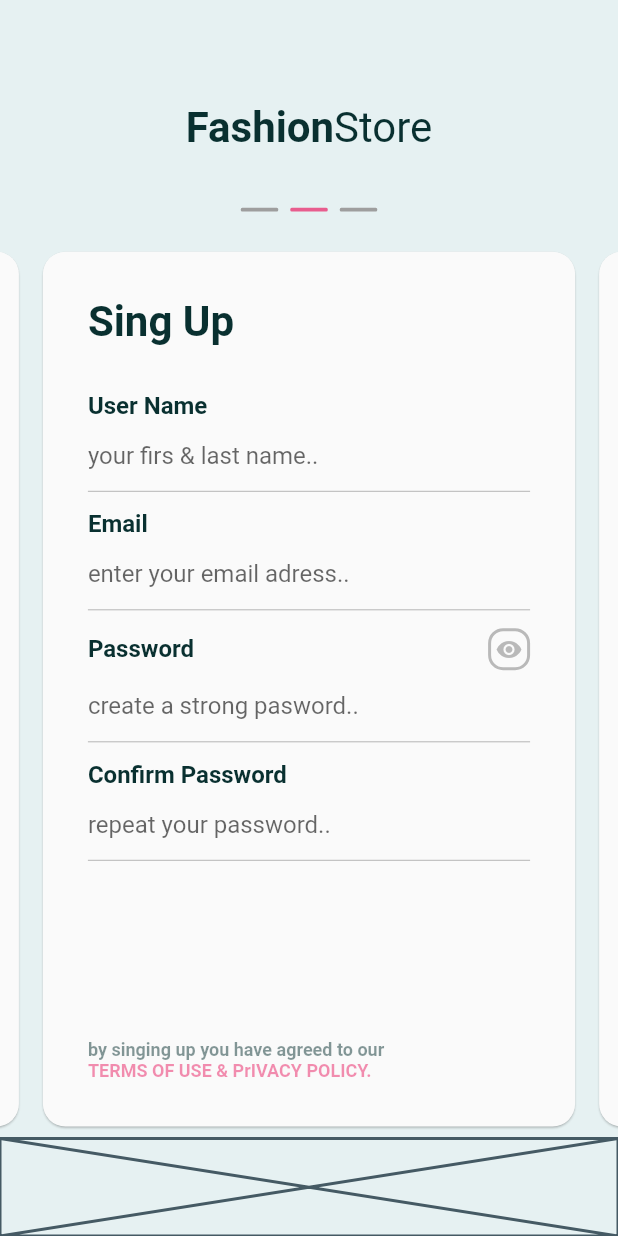
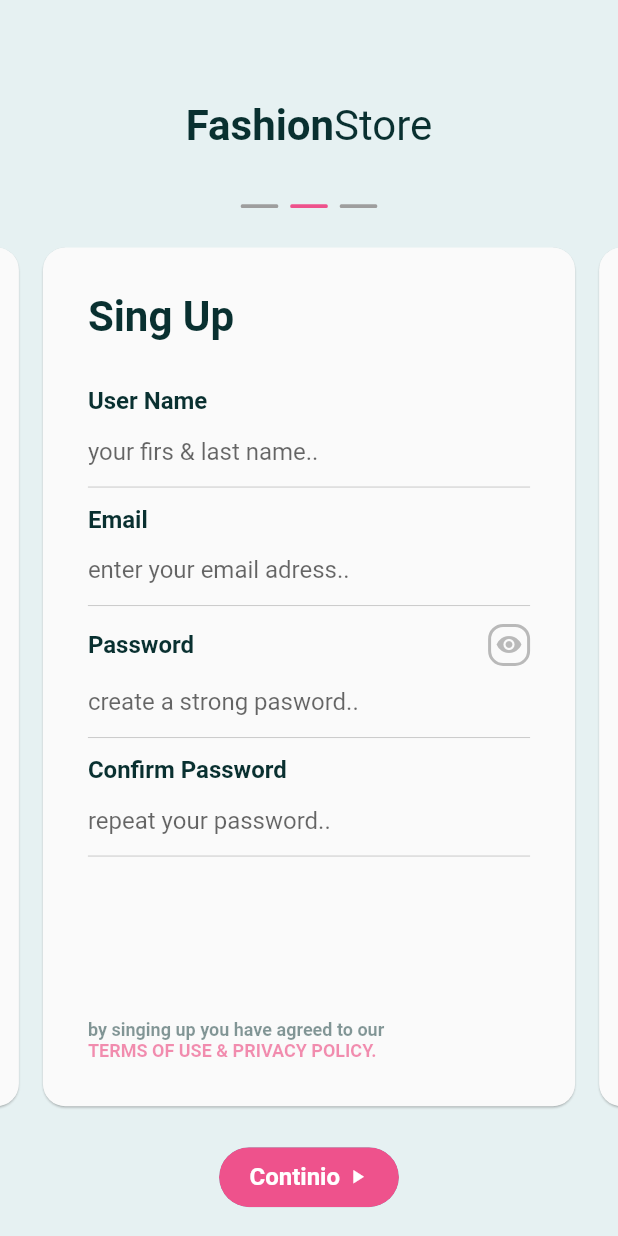
Before and after one commit to yusufexak/FashionStoreLoginDesing, a Flutter app: the screen it shows after launch, swiped to page 2, on a phone screen of 412 x 824 dp. Run offline on Flutter 3.47's test engine with Material 2 defaults, Android fonts, the phone set to English and light mode, and no system bars; drawn by our look-alikes of smooth_page_indicator; our stand-ins replace flutter_svg, google_fonts; Roboto replaces fonts that are missing (Abel).

Commit message:
continue button added

```diff
--- a/lib/Components/joinwith_card.dart
+++ b/lib/Components/joinwith_card.dart
@@ -62,7 +62,7 @@ class JoinCard extends StatelessWidget {
                             fontSize: 12),
                       ),
                       Text(
-                        "TERMS OF USE & PrIVACY POLICY.",
+                        "TERMS OF USE & PRIVACY POLICY.",
                         style: th.headline1.copyWith(
                             color: Colors.pink.withOpacity(.5), fontSize: 12),
                       ),
--- a/lib/Components/singup_card.dart
+++ b/lib/Components/singup_card.dart
@@ -63,7 +63,7 @@ class SingUpCard extends StatelessWidget {
                             fontSize: 12),
                       ),
                       Text(
-                        "TERMS OF USE & PrIVACY POLICY.",
+                        "TERMS OF USE & PRIVACY POLICY.",
                         style: th.headline1.copyWith(
                             color: Colors.pink.withOpacity(.5), fontSize: 12),
                       ),
--- a/lib/Utils/Constants/app_colors.dart
+++ b/lib/Utils/Constants/app_colors.dart
@@ -3,6 +3,7 @@ import 'package:flutter/material.dart';
 class AppColors {
   static const kGrey = Color(0xFFE6F1F2);
   static const kBlue = Color(0xFF4BAAD6);
+  static const kCyan = Color(0xFF5ACECE);
   static const kDarkGreen = Color(0xFF093030);
-  static const kPink = Color(0xFFCD9EB7);
+  static const kPink = Color(0xFFEE528C);
 }
--- a/lib/Utils/Constants/app_theme.dart
+++ b/lib/Utils/Constants/app_theme.dart
@@ -25,7 +25,7 @@ class AppTheme {
         ),
         enabledBorder: UnderlineInputBorder(
           borderSide: BorderSide(
-            color: Colors.grey,
+            color: Colors.grey.withOpacity(.7),
             width: .5,
           ),
         ),
--- a/lib/Views/login_view.dart
+++ b/lib/Views/login_view.dart
@@ -11,6 +11,8 @@ class Login extends StatefulWidget {
 }
 
 class _LoginState extends State<Login> {
+  double page = 0, pageone = 1, pagetwo = 1;
+
   PageController pageCont;
   @override
   void initState() {
@@ -18,6 +20,17 @@ class _LoginState extends State<Login> {
     pageCont = PageController(
       viewportFraction: .9,
     );
+    pageCont.addListener(() {
+      setState(() {
+        page = pageCont.page;
+        if (page <= 1 && page > 0) {
+          pageone = 1 - page;
+        }
+        if (page <= 2 && page > 1) {
+          pagetwo = 1 - (page - 1);
+        }
+      });
+    });
   }
 
   @override
@@ -33,10 +46,72 @@ class _LoginState extends State<Login> {
           buildTitleText(textTheme),
           buildIndicator(),
           buildPages(),
-          Placeholder(
-            fallbackHeight: 65,
-          )
+          buildContinueButton(textTheme),
         ],
+      ),
+    );
+  }
+
+  Widget buildContinueButton(TextTheme textTheme) {
+    return Expanded(
+      flex: 2,
+      child: Center(
+        child: Padding(
+          padding: const EdgeInsets.all(8.0),
+          child: ClipRRect(
+            borderRadius: BorderRadius.circular(50),
+            child: SizedBox(
+              width: 120,
+              child: Stack(
+                alignment: Alignment.center,
+                children: [
+                  Container(
+                    width: 120,
+                    height: 40,
+                    decoration: BoxDecoration(
+                        borderRadius: BorderRadius.circular(60),
+                        color: AppColors.kCyan),
+                  ),
+                  Transform.translate(
+                    offset: Offset(140 * pageone, 0),
+                    child: Container(
+                      width: 120,
+                      height: 40,
+                      decoration: BoxDecoration(
+                          borderRadius: BorderRadius.circular(60),
+                          color: AppColors.kPink),
+                    ),
+                  ),
+                  Transform.translate(
+                    offset: Offset(140 * pagetwo, 0),
+                    child: Container(
+                      width: 120,
+                      height: 40,
+                      decoration: BoxDecoration(
+                          borderRadius: BorderRadius.circular(60),
+                          color: AppColors.kBlue),
+                    ),
+                  ),
+                  Row(
+                    mainAxisAlignment: MainAxisAlignment.center,
+                    children: [
+                      Text(
+                        "Continio ",
+                        style: textTheme.headline1
+                            .copyWith(color: Colors.white, fontSize: 16),
+                      ),
+                      Icon(
+                        Icons.play_arrow,
+                        size: 15,
+                        color: Colors.white,
+                      ),
+                    ],
+                  )
+                ],
+              ),
+            ),
+          ),
+        ),
       ),
     );
   }
@@ -64,7 +139,7 @@ class _LoginState extends State<Login> {
           controller: pageCont,
           count: 3,
           effect: SwapEffect(
-              activeDotColor: Colors.pink.withOpacity(.7),
+              activeDotColor: AppColors.kPink,
               radius: 1,
               dotWidth: 25,
               dotHeight: 2.5),
```
